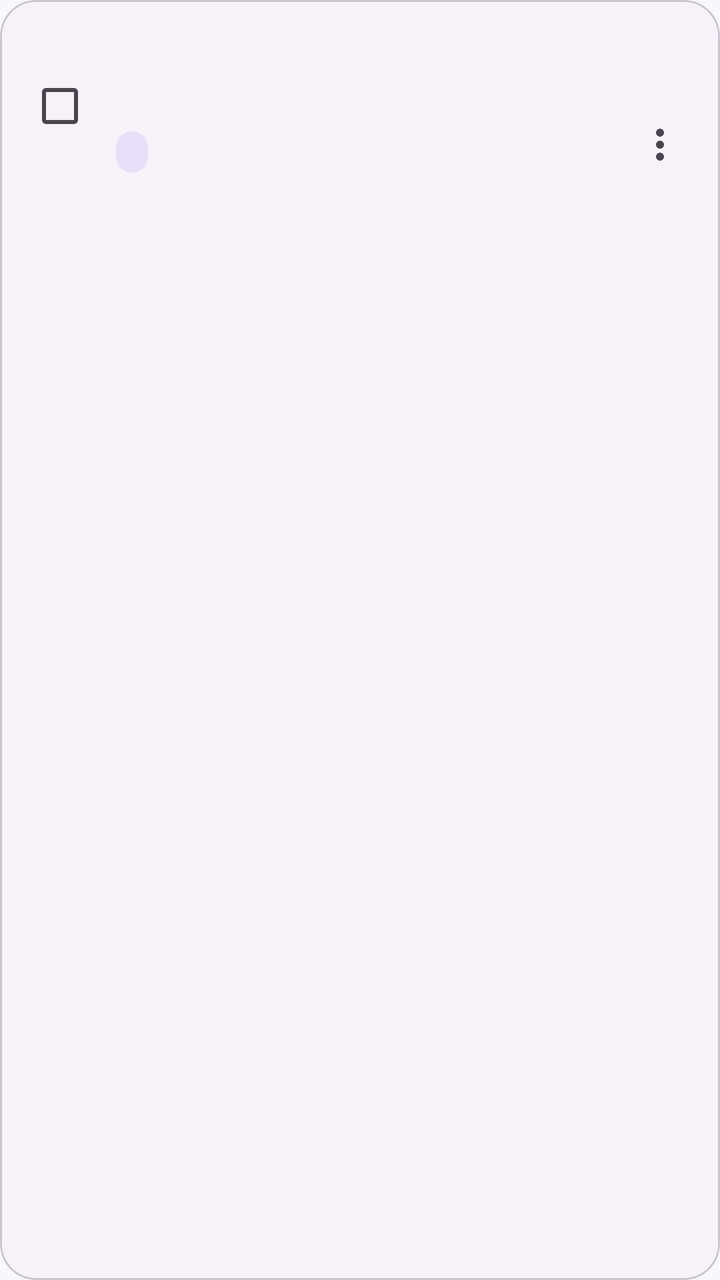
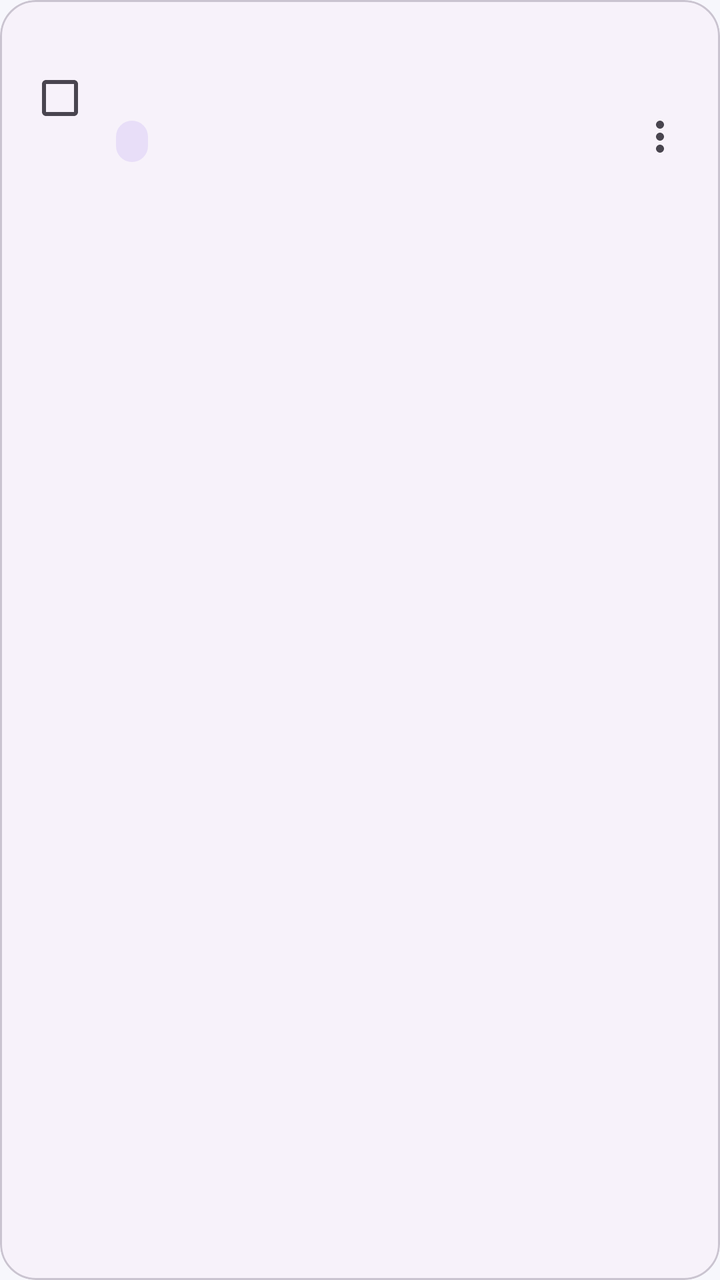

Compare the two renders of this Android layout. The source of the first and the diff that turns it into the second are given below.
<!-- AndroidManifest.xml: application theme Theme.ListaCompras -->
<!-- res/layout/item_shopping.xml -->
<?xml version="1.0" encoding="utf-8"?>
<com.google.android.material.card.MaterialCardView xmlns:android="http://schemas.android.com/apk/res/android"
    xmlns:app="http://schemas.android.com/apk/res-auto"
    style="@style/Widget.ListaCompras.Card"
    android:layout_width="match_parent"
    android:layout_height="wrap_content"
    android:layout_marginTop="8dp"
    android:clickable="true"
    android:focusable="true"
    android:foreground="?attr/selectableItemBackground"
    app:cardCornerRadius="18dp">
    <LinearLayout
        android:layout_width="match_parent"
        android:layout_height="wrap_content"
        android:gravity="center_vertical"
        android:minHeight="80dp"
        android:orientation="horizontal"
        android:paddingStart="6dp"
        android:paddingTop="10dp"
        android:paddingEnd="6dp"
        android:paddingBottom="10dp">
        <com.google.android.material.checkbox.MaterialCheckBox
            android:id="@+id/checkPurchased"
            android:layout_width="48dp"
            android:layout_height="48dp"
            android:contentDescription="Marcar como comprado" />
        <ImageView android:id="@+id/imageProductThumbnail"
            android:layout_width="54dp" android:layout_height="54dp"
            android:scaleType="centerCrop" android:contentDescription="Imagem do produto"
            android:visibility="gone" />
        <LinearLayout
            android:layout_width="0dp"
            android:layout_height="wrap_content"
            android:layout_marginStart="4dp"
            android:layout_weight="1"
            android:orientation="vertical">
            <TextView
                android:id="@+id/textName"
                android:layout_width="match_parent"
                android:layout_height="wrap_content"
                android:ellipsize="end"
                android:maxLines="2"
                android:textAppearance="@style/TextAppearance.Material3.TitleMedium"
                android:textStyle="bold" />
            <TextView
                android:id="@+id/textMeta"
                android:layout_width="match_parent"
                android:layout_height="wrap_content"
                android:layout_marginTop="3dp"
                android:maxLines="2"
                android:textAppearance="@style/TextAppearance.Material3.BodySmall"
                android:textColor="?attr/colorOnSurfaceVariant" />
            <TextView
                android:id="@+id/textCategoryChip"
                android:layout_width="wrap_content"
                android:layout_height="wrap_content"
                android:layout_marginTop="5dp"
                android:background="@drawable/bg_status_chip"
                android:paddingStart="8dp"
                android:paddingTop="3dp"
                android:paddingEnd="8dp"
                android:paddingBottom="3dp"
                android:textAppearance="@style/TextAppearance.Material3.LabelSmall"
                android:textColor="?attr/colorOnSecondaryContainer" />
            <TextView
                android:id="@+id/textPriceTargetStatus"
                android:layout_width="match_parent"
                android:layout_height="wrap_content"
                android:layout_marginTop="4dp"
                android:ellipsize="end"
                android:maxLines="2"
                android:textAppearance="@style/TextAppearance.Material3.LabelMedium"
                android:textColor="?attr/colorOnSurfaceVariant"
                android:visibility="gone" />
            <TextView
                android:id="@+id/textNote"
                android:layout_width="match_parent"
                android:layout_height="wrap_content"
                android:layout_marginTop="4dp"
                android:ellipsize="end"
                android:maxLines="2"
                android:textAppearance="@style/TextAppearance.Material3.BodySmall"
                android:textColor="?attr/colorOnSurfaceVariant"
                android:visibility="gone" />
        </LinearLayout>
        <LinearLayout
            android:layout_width="wrap_content"
            android:layout_height="wrap_content"
            android:layout_marginStart="6dp"
            android:gravity="end"
            android:orientation="vertical">
            <TextView
                android:id="@+id/textPrice"
                android:layout_width="wrap_content"
                android:layout_height="wrap_content"
                android:gravity="end"
                android:textAppearance="@style/TextAppearance.Material3.TitleMedium"
                android:textStyle="bold" />
            <TextView
                android:id="@+id/textUnitPrice"
                android:layout_width="wrap_content"
                android:layout_height="wrap_content"
                android:layout_marginTop="2dp"
                android:gravity="end"
                android:maxLines="2"
                android:textAppearance="@style/TextAppearance.Material3.LabelSmall"
                android:textColor="?attr/colorOnSurfaceVariant" />
            <ImageButton
                android:id="@+id/buttonItemMore"
                android:layout_width="48dp"
                android:layout_height="48dp"
                android:layout_gravity="end"
                android:background="?attr/selectableItemBackgroundBorderless"
                android:contentDescription="Opções do produto"
                android:padding="12dp"
                android:src="@drawable/ic_more_vert"
                app:tint="?attr/colorOnSurfaceVariant" />
        </LinearLayout>
    </LinearLayout>
</com.google.android.material.card.MaterialCardView>
<!-- resources referenced by this layout -->
<resources>
  <!-- drawable bg_status_chip (drawable) -->
  <?xml version="1.0" encoding="utf-8"?>
  <shape xmlns:android="http://schemas.android.com/apk/res/android" android:shape="rectangle">
      <solid android:color="?attr/colorSecondaryContainer" />
      <corners android:radius="14dp" />
  </shape>
  <!-- drawable ic_more_vert (drawable) -->
  <vector xmlns:android="http://schemas.android.com/apk/res/android"
      android:width="24dp"
      android:height="24dp"
      android:viewportWidth="24"
      android:viewportHeight="24">
      <path android:fillColor="#FF000000" android:pathData="M12,8c1.1,0 2,-0.9 2,-2s-0.9,-2 -2,-2 -2,0.9 -2,2 0.9,2 2,2zM12,10c-1.1,0 -2,0.9 -2,2s0.9,2 2,2 2,-0.9 2,-2 -0.9,-2 -2,-2zM12,16c-1.1,0 -2,0.9 -2,2s0.9,2 2,2 2,-0.9 2,-2 -0.9,-2 -2,-2z"/>
  </vector>
  <style name="Widget.ListaCompras.Card" parent="Widget.Material3.CardView.Outlined">
          <item name="cardCornerRadius">@dimen/lc_radius_card</item>
          <item name="cardElevation">0dp</item>
          <item name="strokeColor">?attr/colorOutlineVariant</item>
          <item name="strokeWidth">1dp</item>
          <item name="cardBackgroundColor">?attr/colorSurfaceContainerLow</item>
      </style>
  <style name="Theme.ListaCompras" parent="Theme.Material3.DayNight.NoActionBar">
          <item name="colorPrimary">@color/primary</item>
          <item name="colorOnPrimary">@color/on_primary</item>
          <item name="colorPrimaryContainer">@color/primary_container</item>
          <item name="colorOnPrimaryContainer">@color/on_primary_container</item>
          <item name="colorSecondary">@color/secondary</item>
          <item name="colorOnSecondary">@color/on_secondary</item>
          <item name="colorSecondaryContainer">@color/secondary_container</item>
          <item name="colorOnSecondaryContainer">@color/on_secondary_container</item>
          <item name="android:colorBackground">@color/dark_background</item>
          <item name="colorSurface">@color/dark_surface</item>
          <item name="colorSurfaceVariant">@color/dark_surface_variant</item>
          <item name="colorSurfaceContainerLowest">@color/dark_surface_lowest</item>
          <item name="colorSurfaceContainerLow">@color/dark_surface_low</item>
          <item name="colorSurfaceContainer">@color/dark_surface_container</item>
          <item name="colorSurfaceContainerHigh">@color/dark_surface_high</item>
          <item name="colorSurfaceContainerHighest">@color/dark_surface_highest</item>
          <item name="colorOnSurface">@color/dark_on_surface</item>
          <item name="colorOnSurfaceVariant">@color/dark_on_surface_variant</item>
          <item name="colorOutline">@color/dark_outline</item>
          <item name="colorOutlineVariant">@color/dark_outline_variant</item>
          <item name="android:navigationBarColor">?attr/colorSurface</item>
          <item name="android:statusBarColor">?attr/colorSurface</item>
          <item name="android:windowLightStatusBar" tools:targetApi="m">true</item>
      </style>
  <dimen name="lc_radius_card">20dp</dimen>
  <color name="primary">#6D4FD3</color>
  <color name="on_primary">#FFFFFF</color>
  <color name="primary_container">#E9E1FF</color>
  <color name="on_primary_container">#24124F</color>
  <color name="secondary">#625B71</color>
  <color name="on_secondary">#FFFFFF</color>
  <color name="secondary_container">#E8DEF8</color>
  <color name="on_secondary_container">#1D192B</color>
  <color name="dark_background">#F7F7FC</color>
  <color name="dark_surface">#FFFFFF</color>
  <color name="dark_surface_variant">#F0EDF5</color>
  <color name="dark_surface_lowest">#FFFFFF</color>
  <color name="dark_surface_low">#F7F2FA</color>
  <color name="dark_surface_container">#F4F0FA</color>
  <color name="dark_surface_high">#ECE6F0</color>
  <color name="dark_surface_highest">#E6E0E9</color>
  <color name="dark_on_surface">#1D1B20</color>
  <color name="dark_on_surface_variant">#49454F</color>
  <color name="dark_outline">#79747E</color>
  <color name="dark_outline_variant">#CAC4D0</color>
</resources>

<!-- the commit's change to res/layout/item_shopping.xml (unified diff, before → after) -->
@@ -4,7 +4,7 @@
     style="@style/Widget.ListaCompras.Card"
     android:layout_width="match_parent"
     android:layout_height="wrap_content"
-    android:layout_marginTop="8dp"
+    android:layout_marginTop="6dp"
     android:clickable="true"
     android:focusable="true"
     android:foreground="?attr/selectableItemBackground"
@@ -13,19 +13,19 @@
         android:layout_width="match_parent"
         android:layout_height="wrap_content"
         android:gravity="center_vertical"
-        android:minHeight="80dp"
+        android:minHeight="72dp"
         android:orientation="horizontal"
         android:paddingStart="6dp"
-        android:paddingTop="10dp"
+        android:paddingTop="6dp"
         android:paddingEnd="6dp"
-        android:paddingBottom="10dp">
+        android:paddingBottom="6dp">
         <com.google.android.material.checkbox.MaterialCheckBox
             android:id="@+id/checkPurchased"
             android:layout_width="48dp"
             android:layout_height="48dp"
             android:contentDescription="Marcar como comprado" />
         <ImageView android:id="@+id/imageProductThumbnail"
-            android:layout_width="54dp" android:layout_height="54dp"
+            android:layout_width="48dp" android:layout_height="48dp"
             android:scaleType="centerCrop" android:contentDescription="Imagem do produto"
             android:visibility="gone" />
         <LinearLayout
@@ -46,27 +46,47 @@
                 android:id="@+id/textMeta"
                 android:layout_width="match_parent"
                 android:layout_height="wrap_content"
-                android:layout_marginTop="3dp"
+                android:layout_marginTop="2dp"
                 android:maxLines="2"
                 android:textAppearance="@style/TextAppearance.Material3.BodySmall"
                 android:textColor="?attr/colorOnSurfaceVariant" />
-            <TextView
-                android:id="@+id/textCategoryChip"
-                android:layout_width="wrap_content"
+            <LinearLayout
+                android:layout_width="match_parent"
                 android:layout_height="wrap_content"
-                android:layout_marginTop="5dp"
-                android:background="@drawable/bg_status_chip"
-                android:paddingStart="8dp"
-                android:paddingTop="3dp"
-                android:paddingEnd="8dp"
-                android:paddingBottom="3dp"
-                android:textAppearance="@style/TextAppearance.Material3.LabelSmall"
-                android:textColor="?attr/colorOnSecondaryContainer" />
+                android:layout_marginTop="3dp"
+                android:orientation="horizontal"
+                android:gravity="center_vertical">
+                <TextView
+                    android:id="@+id/textCategoryChip"
+                    android:layout_width="wrap_content"
+                    android:layout_height="wrap_content"
+                    android:singleLine="true"
+                    android:ellipsize="end"
+                    android:background="@drawable/bg_status_chip"
+                    android:paddingStart="8dp"
+                    android:paddingTop="3dp"
+                    android:paddingEnd="8dp"
+                    android:paddingBottom="3dp"
+                    android:textAppearance="@style/TextAppearance.Material3.LabelSmall"
+                    android:textColor="?attr/colorOnSecondaryContainer" />
+                <TextView
+                    android:id="@+id/textSavedLink"
+                    android:layout_width="0dp"
+                    android:layout_height="wrap_content"
+                    android:layout_weight="1"
+                    android:layout_marginStart="6dp"
+                    android:ellipsize="end"
+                    android:maxLines="1"
+                    android:text="🔗 Link salvo"
+                    android:textAppearance="@style/TextAppearance.Material3.LabelSmall"
+                    android:textColor="?attr/colorOnSurfaceVariant"
+                    android:visibility="gone" />
+            </LinearLayout>
             <TextView
                 android:id="@+id/textPriceTargetStatus"
                 android:layout_width="match_parent"
                 android:layout_height="wrap_content"
-                android:layout_marginTop="4dp"
+                android:layout_marginTop="3dp"
                 android:ellipsize="end"
                 android:maxLines="2"
                 android:textAppearance="@style/TextAppearance.Material3.LabelMedium"
@@ -76,7 +96,7 @@
                 android:id="@+id/textNote"
                 android:layout_width="match_parent"
                 android:layout_height="wrap_content"
-                android:layout_marginTop="4dp"
+                android:layout_marginTop="3dp"
                 android:ellipsize="end"
                 android:maxLines="2"
                 android:textAppearance="@style/TextAppearance.Material3.BodySmall"
